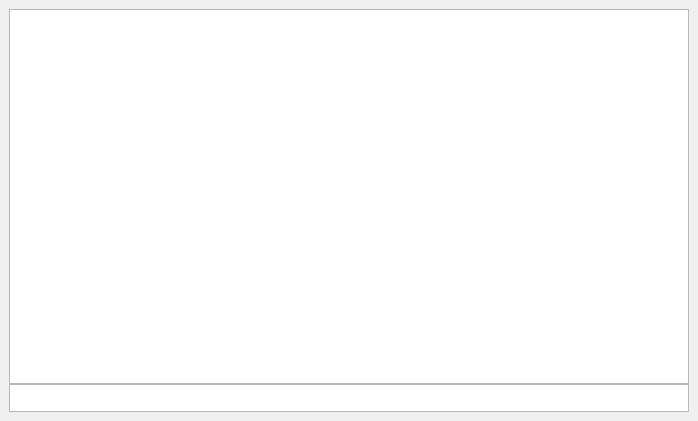
Before: the Qt Designer form src/console/console.ui in AcidVenom/snuffbox-cmake, drawn with Qt 5.
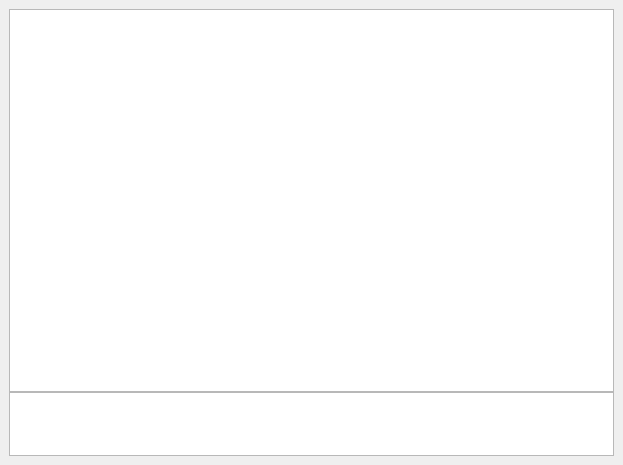
After: the same form once the commit is applied.

Commit message: JavaScript can be executed from the console again, logging added to JavaScript state

The edit to the form file:
```diff
--- a/src/console/console.ui
+++ b/src/console/console.ui
@@ -6,8 +6,8 @@
    <rect>
     <x>0</x>
     <y>0</y>
-    <width>698</width>
-    <height>421</height>
+    <width>623</width>
+    <height>465</height>
    </rect>
   </property>
   <property name="windowTitle">
@@ -29,7 +29,7 @@
       <item>
        <widget class="QTextBrowser" name="terminal">
         <property name="tabStopWidth">
-         <number>40</number>
+         <number>20</number>
         </property>
        </widget>
       </item>
@@ -38,9 +38,12 @@
         <property name="maximumSize">
          <size>
           <width>16777215</width>
-          <height>28</height>
+          <height>64</height>
          </size>
         </property>
+        <property name="tabStopWidth">
+         <number>20</number>
+        </property>
        </widget>
       </item>
      </layout>
```
The commit also changes 11 other files.
